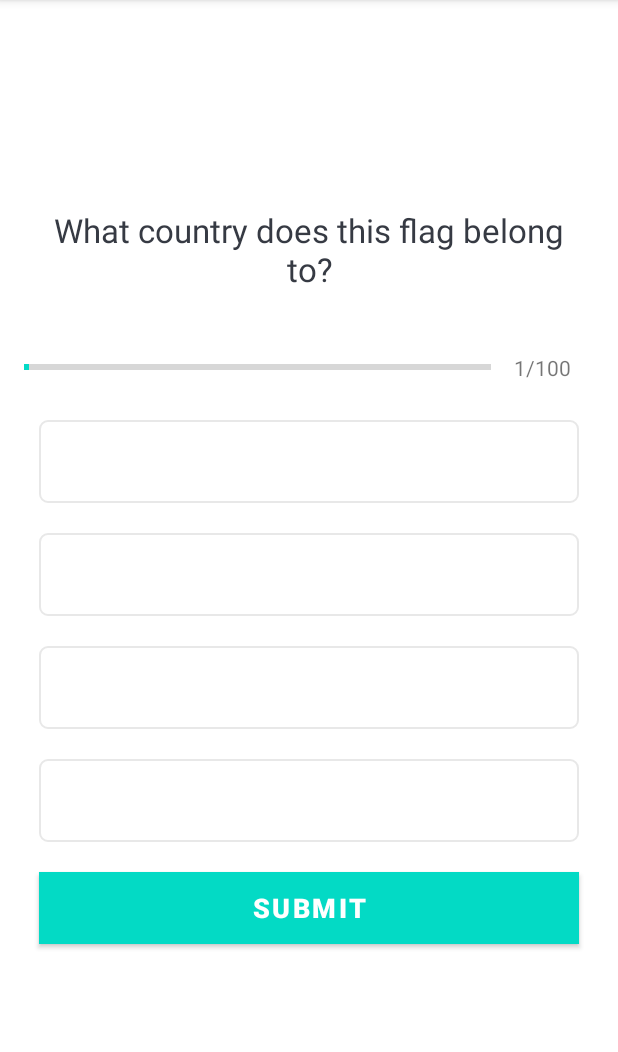
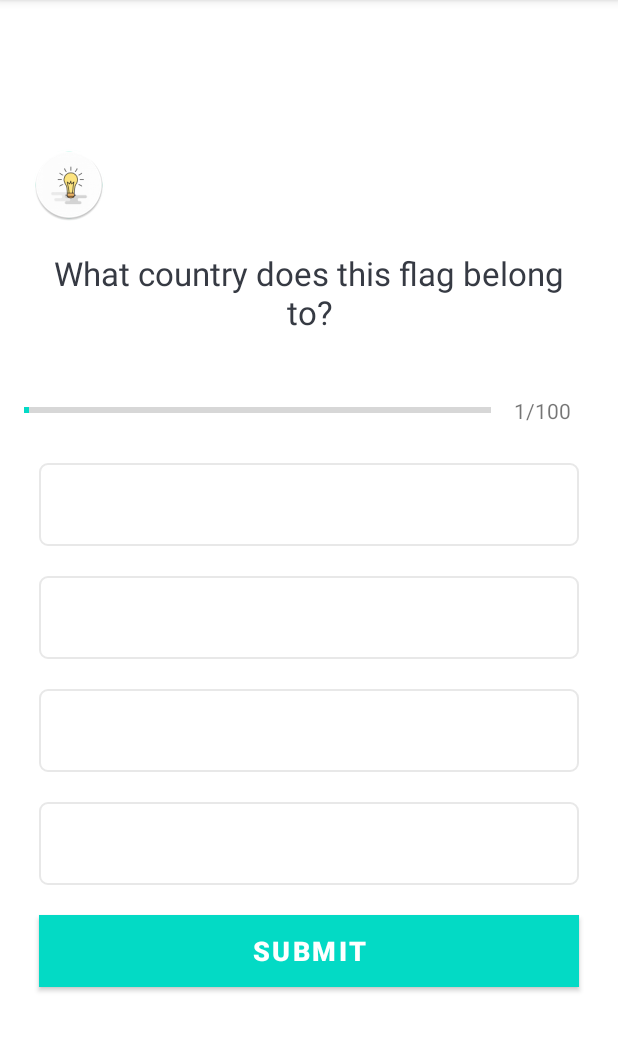
Before and after one commit to nhom5khtn/TestEngLib, an Android app: the QuestionFragment screen opened through its navigation route, on a phone screen of 412 x 824 dp, the part 84-1136 px from its top. Run offline under Robolectric (Android 15) with nearby library versions, the phone set to English and light mode, and no system bars; our stand-ins replace Firebase (no records; nobody signed in at launch, a user with empty details on screens opened directly), data binding; 8 statements that could not run were skipped.

Commit message:
added suggest answer button

```diff
--- a/testNavigation/app/src/main/res/layout/fragment_question.xml
+++ b/testNavigation/app/src/main/res/layout/fragment_question.xml
@@ -8,10 +8,14 @@
             type="test.navigation.ui.fragment.quiz.question.QuestionViewModel" />
     </data>
 
+
+
     <ScrollView
         android:layout_width="match_parent"
         android:layout_height="match_parent"
         android:fillViewport="true">
+
+
 
         <LinearLayout
             android:layout_width="match_parent"
@@ -19,6 +23,20 @@
             android:orientation="vertical"
             android:padding="16dp"
             android:gravity="center">
+
+            <ImageButton
+                android:layout_width="67dp"
+                android:layout_height="wrap_content"
+
+                android:layout_marginRight="180dp"
+                android:layout_marginLeft="20dp"
+                android:baselineAlignBottom="true"
+                android:layout_marginBottom="10dp"
+                android:adjustViewBounds="false"
+                android:background="@color/white"
+                android:src="@mipmap/ic_suggest">
+
+            </ImageButton>
 
             <TextView
                 android:id="@+id/tv_question"
@@ -37,6 +55,8 @@
                 android:orientation="horizontal"
                 android:gravity="center_horizontal"
                 android:layout_marginTop="16dp">
+
+
 
                 <ProgressBar
                     android:id="@+id/progressBar"
```
Also changed, not shown: testNavigation/app/src/main/res/mipmap-hdpi/ic_suggest.png (added), testNavigation/app/src/main/res/mipmap-mdpi/ic_suggest.png (added), testNavigation/app/src/main/res/mipmap-xhdpi/ic_suggest.png (added), testNavigation/app/src/main/res/mipmap-xxhdpi/ic_suggest.png (added), testNavigation/app/src/main/res/mipmap-xxxhdpi/ic_suggest.png (added).
